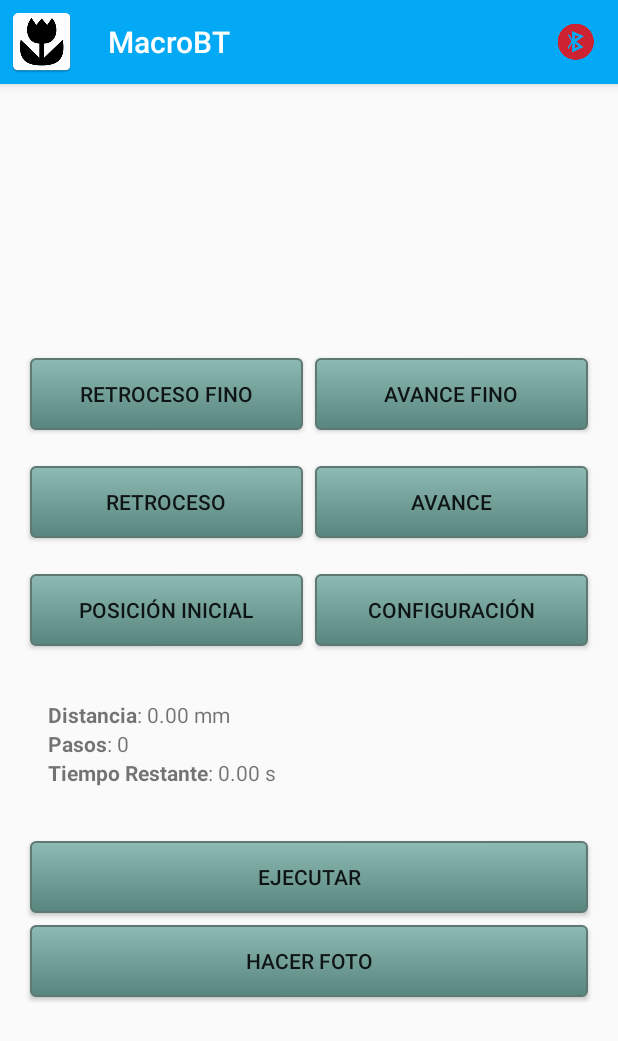
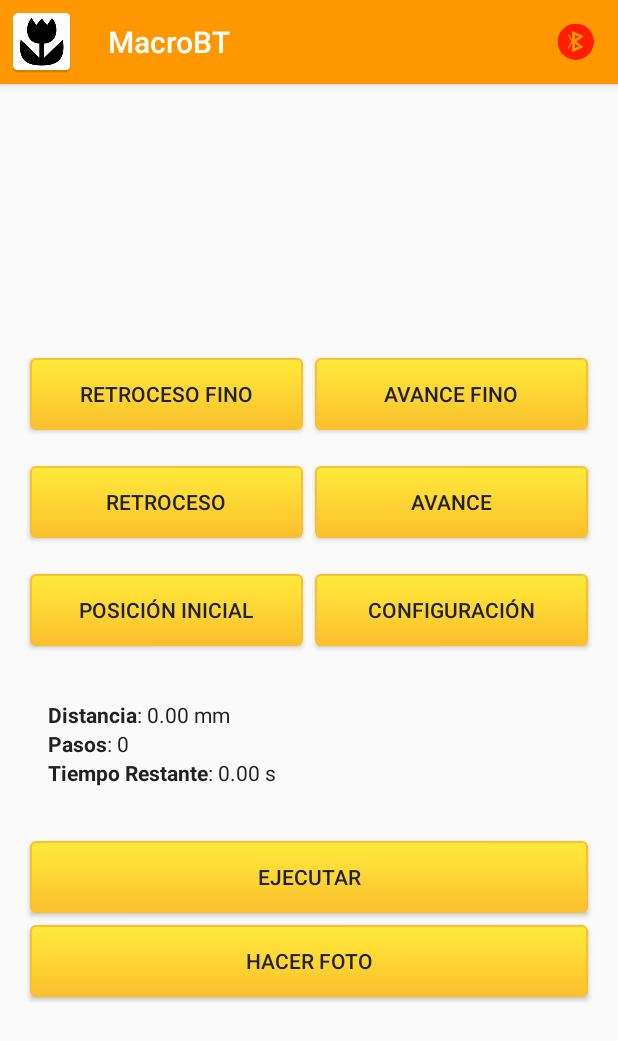
Before and after one commit to jjcarles/MacroBT, an Android app: the screen it shows after launch (MainActivity), on a phone screen of 412 x 824 dp. Shown: the top 1041 px of the screen. Run offline under Robolectric (Android 15) with nearby library versions, the phone set to English and light mode, and no system bars.

Commit message:
Canviada la paleta de colors.

```diff
--- a/app/src/main/res/drawable/btn_background.xml
+++ b/app/src/main/res/drawable/btn_background.xml
@@ -1,24 +1,24 @@
 <?xml version="1.0" encoding="utf-8"?>
-<selector xmlns:android="http://schemas.android.com/apk/res/android" >
-    <item android:state_pressed="true" >
-        <shape android:shape="rectangle"  >
+<selector xmlns:android="http://schemas.android.com/apk/res/android">
+    <item android:state_pressed="true">
+        <shape android:shape="rectangle">
             <corners android:radius="3dip" />
-            <stroke android:width="1dip" android:color="#5e7974" />
-            <gradient android:angle="-90" android:startColor="#345953" android:endColor="#689a92"  />
+            <stroke android:width="1dip" android:color="@color/colorPrimaryDark" />
+            <gradient android:angle="-90" android:endColor="@color/colorPrimaryDark" android:startColor="@color/colorPrimary" />
         </shape>
     </item>
     <item android:state_focused="true">
-        <shape android:shape="rectangle"  >
+        <shape android:shape="rectangle">
             <corners android:radius="3dip" />
-            <stroke android:width="1dip" android:color="#5e7974" />
-            <solid android:color="#58857e"/>
+            <stroke android:width="1dip" android:color="@color/colorPrimaryDark" />
+            <solid android:color="@color/colorPrimaryDark" />
         </shape>
     </item>
-    <item >
+    <item>
         <shape android:shape="rectangle">
             <corners android:radius="3dip" />
-            <stroke android:width="1dip" android:color="#5e7974" />
-            <gradient android:angle="-90" android:endColor="#58857e" android:startColor="#8dbab3" />
+            <stroke android:width="1dip" android:color="@color/colorPrimaryDark" />
+            <gradient android:angle="-90" android:endColor="@color/colorPrimaryDark" android:startColor="@color/colorPrimary" />
         </shape>
     </item>
 </selector>
--- a/app/src/main/res/drawable/tv_background.xml
+++ b/app/src/main/res/drawable/tv_background.xml
@@ -4,9 +4,9 @@
     <corners android:radius="3dip" />
     <stroke
         android:width="1dip"
-        android:color="#5e7974" />
+        android:color="@color/colorPrimaryDark" />
     <gradient
         android:angle="-90"
-        android:endColor="#58857e"
-        android:startColor="#8dbab3" />
+        android:endColor="@color/colorPrimaryDark"
+        android:startColor="@color/colorPrimary" />
 </shape>
--- a/app/src/main/res/layout/fragment_main.xml
+++ b/app/src/main/res/layout/fragment_main.xml
@@ -9,7 +9,7 @@
     <LinearLayout
         android:layout_width="match_parent"
         android:layout_height="wrap_content"
-        android:orientation="vertical" >
+        android:orientation="vertical">
 
         <LinearLayout
             android:layout_width="match_parent"
@@ -24,7 +24,8 @@
                 android:layout_margin="4dp"
                 android:layout_weight="1"
                 android:background="@drawable/btn_background"
-                android:text="@string/retroceso_fino" />
+                android:text="@string/retroceso_fino"
+                android:textColor="@color/colorPrimaryText" />
 
             <Button
                 android:id="@+id/buttonStepForward"
@@ -33,7 +34,8 @@
                 android:layout_margin="4dp"
                 android:layout_weight="1"
                 android:background="@drawable/btn_background"
-                android:text="@string/avance_fino" />
+                android:text="@string/avance_fino"
+                android:textColor="@color/colorPrimaryText" />
 
         </LinearLayout>
 
@@ -50,7 +52,8 @@
                 android:layout_margin="4dp"
                 android:layout_weight="1"
                 android:background="@drawable/btn_background"
-                android:text="@string/retroceso" />
+                android:text="@string/retroceso"
+                android:textColor="@color/colorPrimaryText" />
 
             <Button
                 android:id="@+id/buttonForward"
@@ -59,7 +62,8 @@
                 android:layout_margin="4dp"
                 android:layout_weight="1"
                 android:background="@drawable/btn_background"
-                android:text="@string/avance" />
+                android:text="@string/avance"
+                android:textColor="@color/colorPrimaryText" />
 
         </LinearLayout>
 
@@ -76,7 +80,8 @@
                 android:layout_margin="4dp"
                 android:layout_weight="1"
                 android:background="@drawable/btn_background"
-                android:text="@string/posicion_inicial" />
+                android:text="@string/posicion_inicial"
+                android:textColor="@color/colorPrimaryText" />
 
             <Button
                 android:id="@+id/buttonSettings"
@@ -85,7 +90,8 @@
                 android:layout_margin="4dp"
                 android:layout_weight="1"
                 android:background="@drawable/btn_background"
-                android:text="@string/configuracion" />
+                android:text="@string/configuracion"
+                android:textColor="@color/colorPrimaryText" />
 
         </LinearLayout>
 
@@ -106,13 +112,15 @@
                     android:layout_width="wrap_content"
                     android:layout_height="wrap_content"
                     android:text="@string/distancia"
+                    android:textColor="@color/colorPrimaryText"
                     android:textStyle="bold" />
 
                 <TextView
                     android:id="@+id/textViewDistance"
                     android:layout_width="wrap_content"
                     android:layout_height="wrap_content"
-                    android:text="@string/distancia" />
+                    android:text="@string/distancia"
+                    android:textColor="@color/colorPrimaryText" />
 
             </LinearLayout>
 
@@ -126,13 +134,15 @@
                     android:layout_width="wrap_content"
                     android:layout_height="wrap_content"
                     android:text="@string/pasos"
+                    android:textColor="@color/colorPrimaryText"
                     android:textStyle="bold" />
 
                 <TextView
                     android:id="@+id/textViewSteps"
                     android:layout_width="wrap_content"
                     android:layout_height="wrap_content"
-                    android:text="@string/pasos" />
+                    android:text="@string/pasos"
+                    android:textColor="@color/colorPrimaryText" />
 
             </LinearLayout>
 
@@ -146,13 +156,15 @@
                     android:layout_width="wrap_content"
                     android:layout_height="wrap_content"
                     android:text="@string/tiempo_restante"
+                    android:textColor="@color/colorPrimaryText"
                     android:textStyle="bold" />
 
                 <TextView
                     android:id="@+id/textViewTime"
                     android:layout_width="wrap_content"
                     android:layout_height="wrap_content"
-                    android:text="@string/tiempo_restante" />
+                    android:text="@string/tiempo_restante"
+                    android:textColor="@color/colorPrimaryText" />
 
             </LinearLayout>
 
@@ -170,7 +182,8 @@
                 android:layout_height="wrap_content"
                 android:layout_margin="4dp"
                 android:background="@drawable/btn_background"
-                android:text="@string/ejecutar" />
+                android:text="@string/ejecutar"
+                android:textColor="@color/colorPrimaryText" />
 
             <Button
                 android:id="@+id/buttonTakePhoto"
@@ -178,7 +191,8 @@
                 android:layout_height="wrap_content"
                 android:layout_margin="4dp"
                 android:background="@drawable/btn_background"
-                android:text="@string/hacer_foto" />
+                android:text="@string/hacer_foto"
+                android:textColor="@color/colorPrimaryText" />
 
         </LinearLayout>
 
--- a/app/src/main/res/values/colors.xml
+++ b/app/src/main/res/values/colors.xml
@@ -1,11 +1,11 @@
 <?xml version="1.0" encoding="utf-8"?>
 <resources>
-    <color name="colorPrimary">#2196F3</color>
-    <color name="colorPrimaryDark">#1976D2</color>
-    <color name="colorAccent">#03A9F4</color>
-    <color name="colorPrimaryLight">#BBDEFB</color>
+    <color name="colorPrimary">#FFEB3B</color>
+    <color name="colorPrimaryDark">#FBC02D</color>
+    <color name="colorAccent">#FF9800</color>
+    <color name="colorPrimaryLight">#FFF9C4</color>
     <color name="colorPrimaryText">#212121</color>
     <color name="colorSecondaryText">#757575</color>
-    <color name="colorIcons">#FFFFFF</color>
+    <color name="colorIcons">#212121</color>
     <color name="colorDivider">#BDBDBD</color>
 </resources>
--- a/app/src/main/res/values/styles.xml
+++ b/app/src/main/res/values/styles.xml
@@ -13,6 +13,7 @@
         <item name="android:background">@drawable/tv_background</item>
         <item name="android:textStyle">bold|italic</item>
         <item name="android:padding">2dp</item>
+        <item name="android:textColor">@color/colorPrimaryText</item>
     </style>
 
     <style name="SplashTheme" parent="Theme.AppCompat.NoActionBar">
```
Also changed, not shown: app/src/main/res/layout/fragment_settings.xml (+25 -9 lines).
